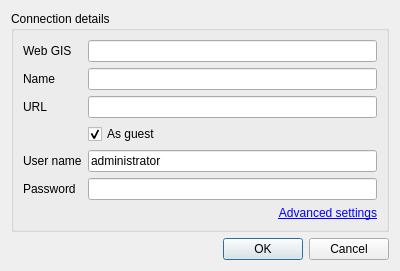
First picture: the form in qgis/ngw_connection_edit_dialog_base.ui, repository nextgis/ngw_external_api_python, before the edit.
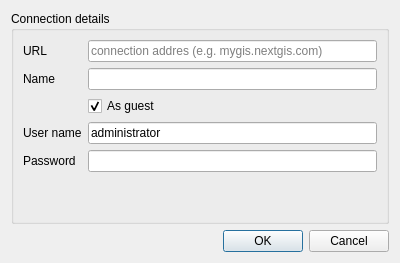
Second picture: the form after the edit.

Commit message: Return to one mode connection settings dialog. Add required fields validation.

What changed in the file:
```diff
--- a/qgis/ngw_connection_edit_dialog_base.ui
+++ b/qgis/ngw_connection_edit_dialog_base.ui
@@ -7,19 +7,19 @@
     <x>0</x>
     <y>0</y>
     <width>400</width>
-    <height>250</height>
+    <height>263</height>
    </rect>
   </property>
   <property name="sizePolicy">
-   <sizepolicy hsizetype="Fixed" vsizetype="Fixed">
+   <sizepolicy hsizetype="Preferred" vsizetype="Preferred">
     <horstretch>0</horstretch>
     <verstretch>0</verstretch>
    </sizepolicy>
   </property>
   <property name="minimumSize">
    <size>
-    <width>400</width>
-    <height>250</height>
+    <width>0</width>
+    <height>0</height>
    </size>
   </property>
   <property name="maximumSize">
@@ -40,69 +40,41 @@
      <property name="title">
       <string>Connection details</string>
      </property>
-     <layout class="QGridLayout" name="gridLayout">
-      <item row="5" column="0">
-       <widget class="QLabel" name="lbPassword">
-        <property name="text">
-         <string>Password</string>
+     <layout class="QVBoxLayout" name="verticalLayout_2">
+      <item>
+       <layout class="QGridLayout" name="gridLayout_3">
+        <property name="topMargin">
+         <number>0</number>
         </property>
-       </widget>
-      </item>
-      <item row="1" column="0">
-       <widget class="QLabel" name="lbName">
-        <property name="text">
-         <string>Name</string>
-        </property>
-       </widget>
-      </item>
-      <item row="6" column="1">
-       <widget class="QLabel" name="lbAdvancedSettings">
-        <property name="text">
-         <string>&lt;a href=&quot;advanced&quot;&gt;Advanced settings&lt;/a&gt;</string>
-        </property>
-        <property name="textFormat">
-         <enum>Qt::RichText</enum>
-        </property>
-        <property name="alignment">
-         <set>Qt::AlignRight|Qt::AlignTrailing|Qt::AlignVCenter</set>
-        </property>
-       </widget>
-      </item>
-      <item row="0" column="1">
-       <widget class="QLineEdit" name="leWebGIS"/>
-      </item>
-      <item row="2" column="1">
-       <widget class="QLineEdit" name="leUrl"/>
-      </item>
-      <item row="4" column="0">
+        <item row="3" column="0">
        <widget class="QLabel" name="lbUser">
         <property name="text">
          <string>User name</string>
         </property>
        </widget>
       </item>
-      <item row="4" column="1">
-       <widget class="QLineEdit" name="leUser">
-        <property name="text">
-         <string>administrator</string>
-        </property>
-       </widget>
-      </item>
-      <item row="5" column="1">
+        <item row="4" column="2">
        <widget class="QLineEdit" name="lePassword">
         <property name="echoMode">
          <enum>QLineEdit::Password</enum>
         </property>
        </widget>
       </item>
-      <item row="2" column="0">
-       <widget class="QLabel" name="lbUrl">
+        <item row="4" column="0">
+         <widget class="QLabel" name="lbPassword">
         <property name="text">
-         <string>URL</string>
+           <string>Password</string>
         </property>
        </widget>
       </item>
-      <item row="3" column="1">
+        <item row="3" column="2">
+         <widget class="QLineEdit" name="leUser">
+          <property name="text">
+           <string>administrator</string>
+          </property>
+         </widget>
+        </item>
+        <item row="2" column="2">
        <widget class="QCheckBox" name="cbAsGuest">
         <property name="text">
          <string>As guest</string>
@@ -112,17 +84,33 @@
         </property>
        </widget>
       </item>
-      <item row="1" column="1">
+        <item row="1" column="0">
+         <widget class="QLabel" name="lbName">
+          <property name="text">
+           <string>Name</string>
+          </property>
+         </widget>
+        </item>
+        <item row="1" column="2">
        <widget class="QLineEdit" name="leName"/>
       </item>
       <item row="0" column="0">
-       <widget class="QLabel" name="lbWebGIS">
+         <widget class="QLabel" name="lbUrl">
         <property name="text">
-         <string>Web GIS</string>
+           <string>URL</string>
         </property>
        </widget>
       </item>
-      <item row="7" column="1">
+        <item row="0" column="2">
+         <widget class="QLineEdit" name="leUrl">
+          <property name="placeholderText">
+           <string>connection addres (e.g. mygis.nextgis.com)</string>
+          </property>
+         </widget>
+        </item>
+       </layout>
+      </item>
+      <item>
        <spacer name="verticalSpacer">
         <property name="orientation">
          <enum>Qt::Vertical</enum>
```
Left out of the diff: 7 changed lines with no effect on the pictures. Lines whose indentation alone changed are shown as unchanged. The commit also changes 1 other file.
